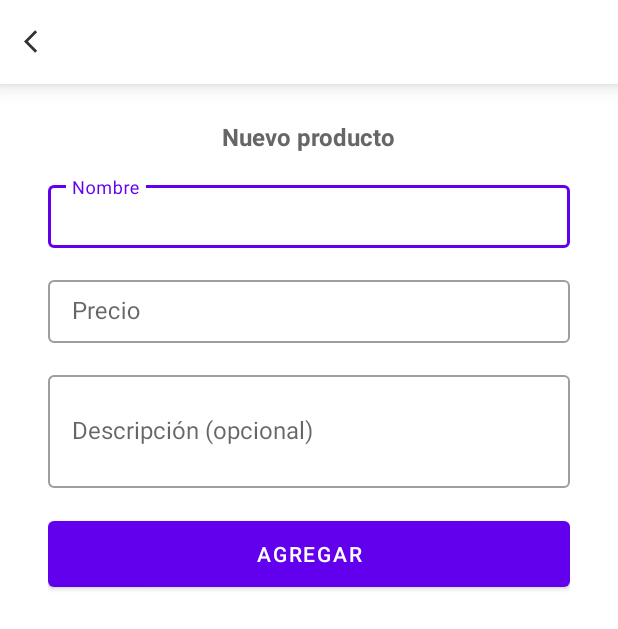
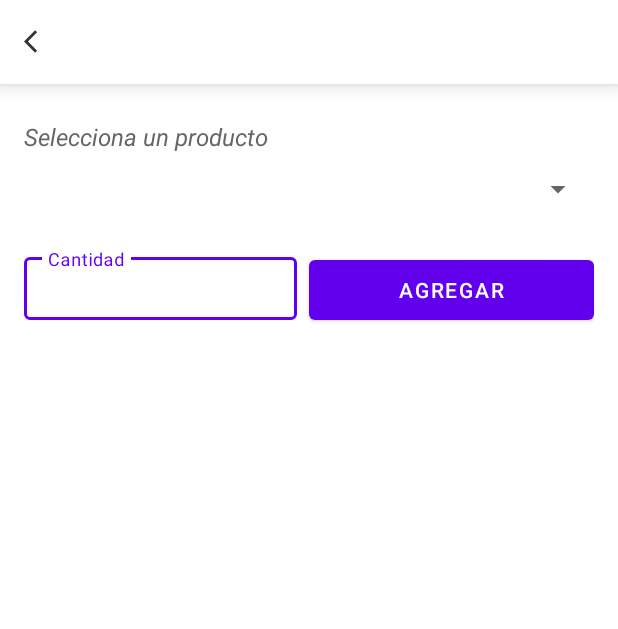
Before and after one commit to jesusmemije/BOApp, an Android app: the layout fragment_bo_tickets.xml on its own in the app's theme, with its tools: preview values and no code run, on a phone screen of 412 x 824 dp. Shown: the top 629 px of the screen. Run offline under Robolectric (Android 15) with nearby library versions, the phone set to English and light mode, and no system bars.

Commit message:
Registrar Tickets

```diff
--- a/app/src/main/java/com/example/boapp/main/products/ui/BOCreateProductFragment.kt
+++ b/app/src/main/java/com/example/boapp/main/products/ui/BOCreateProductFragment.kt
@@ -81,9 +81,7 @@ class BOCreateProductFragment : BOFragmentBase() {
 
     private fun handleInserted(): (Boolean) -> Unit = { response ->
         if (response) {
-            binding.etName.setText("")
-            binding.etPrice.setText("")
-            binding.etDescription.setText("")
+            findNavController().popBackStack()
             Toast(safeActivity).showToastSuccess("El producto se ha registrado con éxito.", safeActivity)
         } else {
             Toast(safeActivity).showToastFailed("Error al registrar producto, intente nuevamente.", safeActivity)
--- a/app/src/main/res/layout/fragment_bo_tickets.xml
+++ b/app/src/main/res/layout/fragment_bo_tickets.xml
@@ -21,41 +21,26 @@
             android:layout_width="match_parent"
             android:layout_height="match_parent"
             android:orientation="vertical"
-            android:paddingHorizontal="@dimen/size_32dp">
+            android:paddingHorizontal="@dimen/size_16dp">
 
             <TextView
                 android:layout_width="wrap_content"
                 android:layout_height="wrap_content"
-                android:layout_gravity="center_horizontal"
                 android:layout_marginTop="@dimen/size_24dp"
-                android:text="@string/new_product"
+                android:text="Selecciona un producto"
                 android:textColor="@color/grafito"
                 android:textSize="@dimen/size_16sp"
-                android:textStyle="bold" />
+                android:textStyle="italic" />
 
             <LinearLayout
                 android:layout_width="match_parent"
                 android:layout_height="wrap_content"
-                android:layout_marginTop="@dimen/size_16dp"
                 android:orientation="vertical">
 
-                <com.google.android.material.textfield.TextInputLayout
-                    android:id="@+id/tilProduct"
-                    style="@style/Theme_InputText"
+                <Spinner
+                    android:id="@+id/spinnerProducts"
                     android:layout_width="match_parent"
-                    android:layout_height="wrap_content"
-                    android:hint="@string/name">
-
-                    <com.google.android.material.textfield.TextInputEditText
-                        android:id="@+id/etName"
-                        style="@style/Theme_InputText"
-                        android:layout_width="match_parent"
-                        android:layout_height="wrap_content"
-                        android:inputType="textCapWords"
-                        android:paddingVertical="@dimen/size_10dp"
-                        android:textSize="@dimen/size_16sp" />
-
-                </com.google.android.material.textfield.TextInputLayout>
+                    android:layout_height="@dimen/size_48dp" />
 
             </LinearLayout>
 
@@ -63,66 +48,35 @@
                 android:layout_width="match_parent"
                 android:layout_height="wrap_content"
                 android:layout_marginTop="@dimen/size_16dp"
-                android:orientation="vertical">
+                android:orientation="horizontal"
+                android:weightSum="2">
 
                 <com.google.android.material.textfield.TextInputLayout
-                    android:id="@+id/tilPrice"
                     style="@style/Theme_InputText"
                     android:layout_width="match_parent"
                     android:layout_height="wrap_content"
-                    android:hint="@string/price">
+                    android:layout_marginEnd="@dimen/size_8dp"
+                    android:layout_weight="1"
+                    android:hint="Cantidad">
 
                     <com.google.android.material.textfield.TextInputEditText
-                        android:id="@+id/etPrice"
+                        android:id="@+id/etQuantity"
                         style="@style/Theme_InputText"
                         android:layout_width="match_parent"
                         android:layout_height="wrap_content"
                         android:ems="10"
                         android:inputType="number"
-                        android:maxLength="3"
+                        android:maxLength="2"
                         android:paddingVertical="@dimen/size_10dp"
                         android:textSize="@dimen/size_16sp" />
 
                 </com.google.android.material.textfield.TextInputLayout>
 
-            </LinearLayout>
-
-            <LinearLayout
-                android:layout_width="match_parent"
-                android:layout_height="wrap_content"
-                android:layout_marginTop="@dimen/size_16dp"
-                android:orientation="vertical">
-
-                <com.google.android.material.textfield.TextInputLayout
-                    android:id="@+id/tilDescription"
-                    style="@style/Theme_InputText"
-                    android:layout_width="match_parent"
-                    android:layout_height="wrap_content"
-                    android:hint="@string/description">
-
-                    <com.google.android.material.textfield.TextInputEditText
-                        android:id="@+id/etDescription"
-                        style="@style/Theme_InputText"
-                        android:layout_width="match_parent"
-                        android:layout_height="wrap_content"
-                        android:inputType="text|textMultiLine"
-                        android:lines="2"
-                        android:textSize="@dimen/size_16sp" />
-
-                </com.google.android.material.textfield.TextInputLayout>
-
-            </LinearLayout>
-
-            <LinearLayout
-                android:layout_width="match_parent"
-                android:layout_height="wrap_content"
-                android:layout_marginTop="@dimen/size_16dp"
-                android:orientation="vertical">
-
                 <Button
                     android:id="@+id/btnAdd"
                     android:layout_width="match_parent"
-                    android:layout_height="@dimen/size_56dp"
+                    android:layout_height="@dimen/size_52dp"
+                    android:layout_weight="1"
                     android:text="@string/add" />
 
             </LinearLayout>
```
Also changed, not shown: app/src/main/java/com/example/boapp/database/BOAppDatabase.kt (+6 -2 lines), app/src/main/java/com/example/boapp/database/dao/TicketDao.kt (added, +17 -0 lines), app/src/main/java/com/example/boapp/database/entities/TicketEntity.kt (added, +16 -0 lines), app/src/main/java/com/example/boapp/main/tickets/ui/BOTicketsFragment.kt (+74 -12 lines), app/src/main/java/com/example/boapp/main/tickets/viewmodel/BOViewModelTicket.kt (added, +50 -0 lines).
